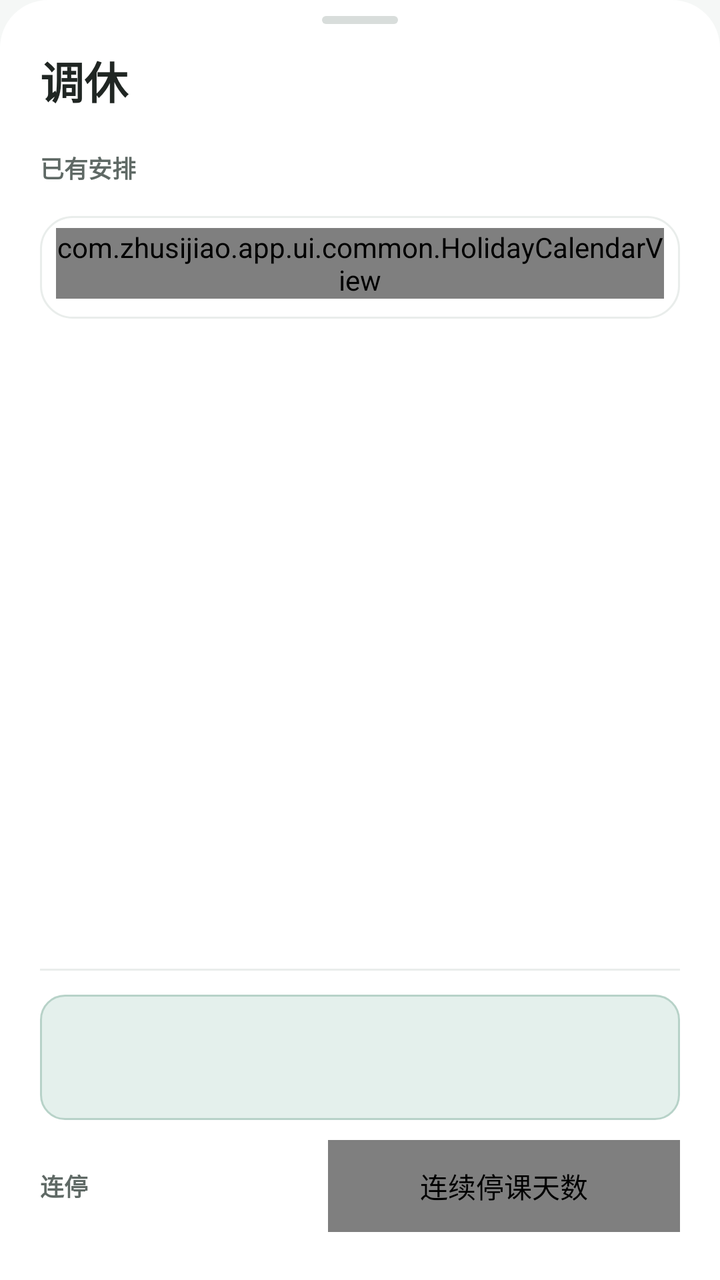
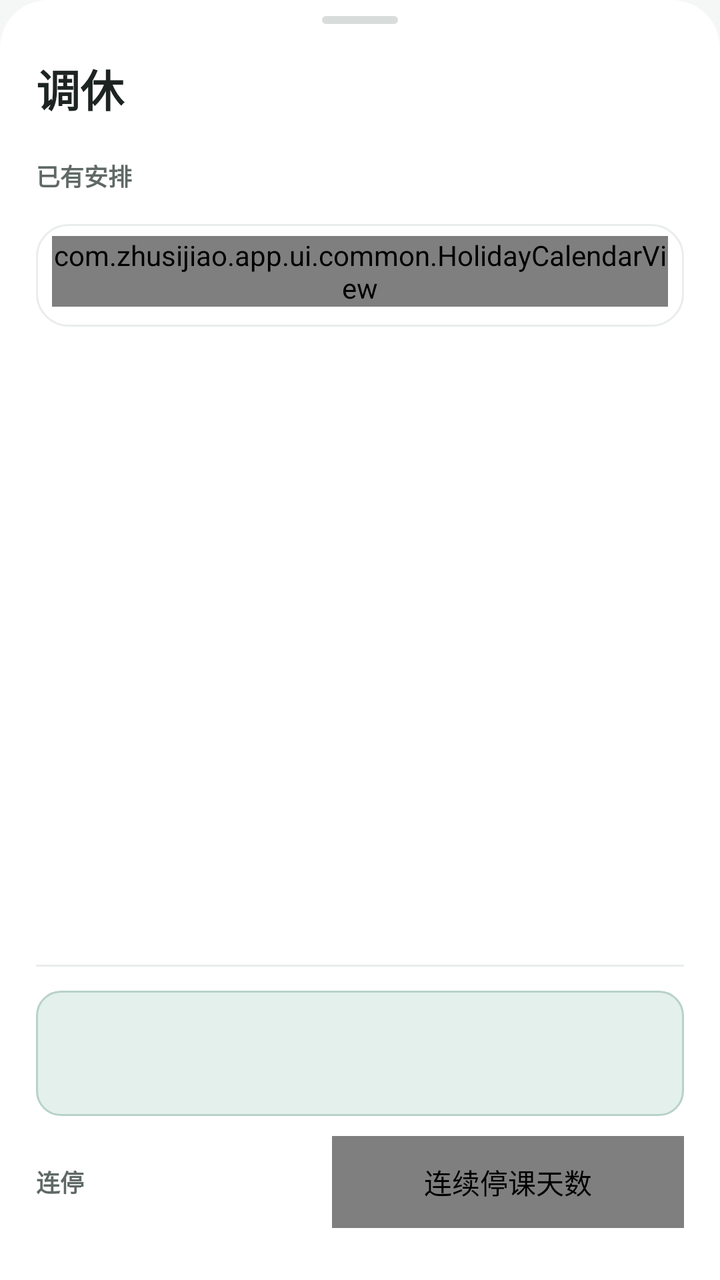

Before-and-after screenshots of an Android layout around one commit, followed by the original layout XML and the change that was made.
<!-- AndroidManifest.xml: application theme Theme.Zhusijiao -->
<!-- res/layout/dialog_holiday.xml -->
<?xml version="1.0" encoding="utf-8"?>
<LinearLayout xmlns:android="http://schemas.android.com/apk/res/android"
    android:layout_width="match_parent"
    android:layout_height="match_parent"
    android:background="@drawable/bg_sheet"
    android:orientation="vertical"
    android:paddingStart="20dp"
    android:paddingTop="8dp"
    android:paddingEnd="20dp"
    android:paddingBottom="14dp">

    <View
        android:layout_width="38dp"
        android:layout_height="4dp"
        android:layout_gravity="center_horizontal"
        android:layout_marginBottom="12dp"
        android:background="@drawable/bg_sheet_handle" />

    <TextView
        android:id="@+id/holidayTitle"
        android:layout_width="match_parent"
        android:layout_height="wrap_content"
        android:includeFontPadding="false"
        android:text="@string/holiday_title"
        android:textColor="@color/heading_ink"
        android:textSize="@dimen/text_display"
        android:textStyle="bold" />

    
    <TextView
        android:id="@+id/holidayWeekNotice"
        android:layout_width="match_parent"
        android:layout_height="wrap_content"
        android:layout_marginTop="8dp"
        android:background="@drawable/bg_error_note"
        android:lineSpacingExtra="2dp"
        android:padding="10dp"
        android:textColor="@color/sub_6c"
        android:textSize="@dimen/text_hint"
        android:visibility="gone" />

    
    <LinearLayout
        android:id="@+id/holidaySummaryRow"
        android:layout_width="match_parent"
        android:layout_height="40dp"
        android:layout_marginTop="8dp"
        android:background="@drawable/bg_menu_row"
        android:clickable="true"
        android:focusable="true"
        android:gravity="center_vertical"
        android:orientation="horizontal">

        <TextView
            android:id="@+id/holidayListLabel"
            android:layout_width="0dp"
            android:layout_height="wrap_content"
            android:layout_weight="1"
            android:text="@string/holiday_list_label"
            android:textColor="@color/field_label"
            android:textSize="@dimen/text_hint"
            android:textStyle="bold" />

        <TextView
            android:id="@+id/holidayExpand"
            android:layout_width="wrap_content"
            android:layout_height="wrap_content"
            android:textColor="@color/accent_strong"
            android:textSize="@dimen/text_small"
            android:textStyle="bold" />
    </LinearLayout>

    <androidx.core.widget.NestedScrollView
        android:id="@+id/holidayScroll"
        android:layout_width="match_parent"
        android:layout_height="0dp"
        android:layout_weight="1"
        android:overScrollMode="never"
        android:scrollbars="none">

        <LinearLayout
            android:layout_width="match_parent"
            android:layout_height="wrap_content"
            android:orientation="vertical">

            <LinearLayout
                android:id="@+id/holidayList"
                android:layout_width="match_parent"
                android:layout_height="wrap_content"
                android:layout_marginBottom="4dp"
                android:orientation="vertical" />

            <LinearLayout
                android:id="@+id/holidayCalendarCard"
                android:layout_width="match_parent"
                android:layout_height="wrap_content"
                android:background="@drawable/bg_card"
                android:orientation="vertical"
                android:paddingStart="8dp"
                android:paddingTop="6dp"
                android:paddingEnd="8dp"
                android:paddingBottom="10dp">

                <com.zhusijiao.app.ui.common.HolidayCalendarView
                    android:id="@+id/holidayCalendar"
                    android:layout_width="match_parent"
                    android:layout_height="wrap_content" />
            </LinearLayout>
        </LinearLayout>
    </androidx.core.widget.NestedScrollView>

    <View
        android:layout_width="match_parent"
        android:layout_height="1dp"
        android:layout_marginTop="12dp"
        android:background="@color/line" />

    
    <LinearLayout
        android:id="@+id/holidayEditor"
        android:layout_width="match_parent"
        android:layout_height="wrap_content"
        android:orientation="vertical">

        <LinearLayout
            android:id="@+id/holidaySelectedCard"
            android:layout_width="match_parent"
            android:layout_height="wrap_content"
            android:layout_marginTop="12dp"
            android:background="@drawable/bg_reschedule_summary"
            android:orientation="vertical">

            <TextView
                android:id="@+id/holidaySelectedTitle"
                android:layout_width="match_parent"
                android:layout_height="wrap_content"
                android:includeFontPadding="false"
                android:textColor="@color/heading_ink"
                android:textSize="@dimen/text_subtitle"
                android:textStyle="bold" />

            <TextView
                android:id="@+id/holidaySelectedDetail"
                android:layout_width="match_parent"
                android:layout_height="wrap_content"
                android:layout_marginTop="4dp"
                android:textColor="@color/sub_68"
                android:textSize="@dimen/text_small" />
        </LinearLayout>

        <LinearLayout
            android:id="@+id/holidayDurationRow"
            android:layout_width="match_parent"
            android:layout_height="wrap_content"
            android:layout_marginTop="10dp"
            android:gravity="center_vertical"
            android:orientation="horizontal">

            <TextView
                android:layout_width="0dp"
                android:layout_height="wrap_content"
                android:layout_weight="1"
                android:text="@string/holiday_duration_label"
                android:textColor="@color/field_label"
                android:textSize="@dimen/text_hint"
                android:textStyle="bold" />

            <com.zhusijiao.app.ui.common.StepperFieldView
                android:id="@+id/holidayDays"
                android:layout_width="176dp"
                android:layout_height="46dp"
                android:contentDescription="@string/holiday_days_label" />
        </LinearLayout>

        <LinearLayout
            android:id="@+id/holidayActions"
            android:layout_width="match_parent"
            android:layout_height="wrap_content"
            android:layout_marginTop="10dp"
            android:orientation="vertical" />
    </LinearLayout>

    <TextView
        android:id="@+id/holidayReadOnly"
        android:layout_width="match_parent"
        android:layout_height="wrap_content"
        android:layout_marginTop="12dp"
        android:background="@color/tt_section_bg"
        android:padding="11dp"
        android:text="@string/detail_read_only_hint"
        android:textColor="@color/sub_8a"
        android:textSize="@dimen/text_small"
        android:visibility="gone" />
</LinearLayout>
<!-- resources referenced by this layout -->
<resources>
  <color name="accent_strong">#287760</color>
  <color name="field_label">@color/text_secondary</color>
  <color name="heading_ink">#202623</color>
  <color name="line">#e9edeb</color>
  <color name="sub_68">@color/text_secondary</color>
  <color name="sub_6c">@color/text_secondary</color>
  <color name="sub_8a">@color/text_tertiary</color>
  <color name="tt_section_bg">#fbfcfb</color>
  <dimen name="text_display">22sp</dimen>
  <dimen name="text_hint">12sp</dimen>
  <dimen name="text_small">13sp</dimen>
  <dimen name="text_subtitle">16sp</dimen>
  <!-- drawable bg_sheet_handle (drawable) -->
  <?xml version="1.0" encoding="utf-8"?>
  
  <shape xmlns:android="http://schemas.android.com/apk/res/android" android:shape="rectangle">
      <solid android:color="@color/sheet_handle" />
      <corners android:radius="4dp" />
  </shape>
  <string name="detail_read_only_hint">仅发布者可修改</string>
  <string name="holiday_days_label">连续停课天数</string>
  <string name="holiday_duration_label">连停</string>
  <string name="holiday_list_label">已有安排</string>
  <string name="holiday_title">调休</string>
  <style name="Theme.Zhusijiao" parent="Theme.AppCompat.Light.NoActionBar">
          <item name="colorPrimary">@color/accent</item>
          <item name="colorPrimaryDark">@color/accent</item>
          <item name="colorAccent">@color/accent</item>
          <item name="colorControlActivated">@color/accent</item>
          <item name="android:textColorPrimary">@color/ink</item>
          <item name="android:textColorSecondary">@color/muted</item>
          <item name="android:windowBackground">@color/background</item>
          <item name="android:statusBarColor">@color/background</item>
          <item name="android:navigationBarColor">@color/surface</item>
          <item name="android:windowLightStatusBar" tools:targetApi="m">true</item>
          <item name="android:windowLightNavigationBar" tools:targetApi="o_mr1">true</item>
          <item name="android:alertDialogTheme">@style/Theme.Zhusijiao.Dialog</item>
          <item name="alertDialogTheme">@style/Theme.Zhusijiao.Dialog</item>
      </style>
  <color name="text_secondary">#5f6965</color>
  <color name="text_tertiary">#8a9490</color>
  <color name="surface">#ffffff</color>
  <dimen name="card_radius_lg">@dimen/radius_lg</dimen>
  <color name="error_bg">#fdf2f1</color>
  <dimen name="radius_md">12dp</dimen>
  <color name="hover_bg">#f2f5f4</color>
  <color name="accent_soft">#e4f0ec</color>
  <color name="card_border_active">#b7d2c8</color>
  <dimen name="radius_xl">24dp</dimen>
  <color name="sheet_handle">#d8dddb</color>
  <color name="accent">#2f7d68</color>
  <color name="ink">#202725</color>
  <color name="muted">#7d8783</color>
  <color name="background">#f5f7f6</color>
  <style name="Theme.Zhusijiao.Dialog" parent="Theme.AppCompat.Light.Dialog.Alert">
          <item name="colorAccent">@color/accent</item>
          <item name="android:textColorPrimary">@color/ink</item>
          <item name="buttonBarPositiveButtonStyle">@style/DialogButton</item>
          <item name="buttonBarNegativeButtonStyle">@style/DialogButton</item>
          <item name="buttonBarNeutralButtonStyle">@style/DialogButton</item>
      </style>
  <dimen name="radius_lg">16dp</dimen>
  <style name="DialogButton" parent="Widget.AppCompat.Button.ButtonBar.AlertDialog">
          <item name="android:textColor">@color/accent</item>
          <item name="android:textStyle">bold</item>
      </style>
  <!-- unchanged entries left out for length: 5 -->
</resources>

<!-- the commit's change to res/layout/dialog_holiday.xml (unified diff, before → after) -->
@@ -4,17 +4,9 @@
     android:layout_height="match_parent"
     android:background="@drawable/bg_sheet"
     android:orientation="vertical"
-    android:paddingStart="20dp"
-    android:paddingTop="8dp"
-    android:paddingEnd="20dp"
-    android:paddingBottom="14dp">
+    style="@style/SheetRoot">
 
-    <View
-        android:layout_width="38dp"
-        android:layout_height="4dp"
-        android:layout_gravity="center_horizontal"
-        android:layout_marginBottom="12dp"
-        android:background="@drawable/bg_sheet_handle" />
+    <View style="@style/SheetHandle" />
 
     <TextView
         android:id="@+id/holidayTitle"
@@ -22,7 +14,7 @@
         android:layout_height="wrap_content"
         android:includeFontPadding="false"
         android:text="@string/holiday_title"
-        android:textColor="@color/heading_ink"
+        android:textColor="@color/text_primary"
         android:textSize="@dimen/text_display"
         android:textStyle="bold" />
 
@@ -35,7 +27,7 @@
         android:background="@drawable/bg_error_note"
         android:lineSpacingExtra="2dp"
         android:padding="10dp"
-        android:textColor="@color/sub_6c"
+        android:textColor="@color/text_secondary"
         android:textSize="@dimen/text_hint"
         android:visibility="gone" />
 
@@ -57,7 +49,7 @@
             android:layout_height="wrap_content"
             android:layout_weight="1"
             android:text="@string/holiday_list_label"
-            android:textColor="@color/field_label"
+            android:textColor="@color/text_secondary"
             android:textSize="@dimen/text_hint"
             android:textStyle="bold" />
 
@@ -135,7 +127,7 @@
                 android:layout_width="match_parent"
                 android:layout_height="wrap_content"
                 android:includeFontPadding="false"
-                android:textColor="@color/heading_ink"
+                android:textColor="@color/text_primary"
                 android:textSize="@dimen/text_subtitle"
                 android:textStyle="bold" />
 
@@ -144,7 +136,7 @@
                 android:layout_width="match_parent"
                 android:layout_height="wrap_content"
                 android:layout_marginTop="4dp"
-                android:textColor="@color/sub_68"
+                android:textColor="@color/text_secondary"
                 android:textSize="@dimen/text_small" />
         </LinearLayout>
 
@@ -161,7 +153,7 @@
                 android:layout_height="wrap_content"
                 android:layout_weight="1"
                 android:text="@string/holiday_duration_label"
-                android:textColor="@color/field_label"
+                android:textColor="@color/text_secondary"
                 android:textSize="@dimen/text_hint"
                 android:textStyle="bold" />
 
@@ -188,7 +180,7 @@
         android:background="@color/tt_section_bg"
         android:padding="11dp"
         android:text="@string/detail_read_only_hint"
-        android:textColor="@color/sub_8a"
+        android:textColor="@color/text_tertiary"
         android:textSize="@dimen/text_small"
         android:visibility="gone" />
 </LinearLayout>
<!-- resource entries referenced after the edit -->
@@ -1,12 +1,8 @@
 <!-- resources referenced by this layout -->
 <resources>
   <color name="accent_strong">#287760</color>
-  <color name="field_label">@color/text_secondary</color>
-  <color name="heading_ink">#202623</color>
   <color name="line">#e9edeb</color>
-  <color name="sub_68">@color/text_secondary</color>
-  <color name="sub_6c">@color/text_secondary</color>
-  <color name="sub_8a">@color/text_tertiary</color>
+  <color name="text_primary">#1d2421</color>
   <color name="tt_section_bg">#fbfcfb</color>
   <dimen name="text_display">22sp</dimen>
   <dimen name="text_hint">12sp</dimen>
@@ -24,13 +20,26 @@
   <string name="holiday_duration_label">连停</string>
   <string name="holiday_list_label">已有安排</string>
   <string name="holiday_title">调休</string>
+  <style name="SheetHandle">
+          <item name="android:layout_width">38dp</item>
+          <item name="android:layout_height">4dp</item>
+          <item name="android:layout_gravity">center_horizontal</item>
+          <item name="android:layout_marginBottom">16dp</item>
+          <item name="android:background">@drawable/bg_sheet_handle</item>
+      </style>
+  <style name="SheetRoot">
+          <item name="android:paddingStart">18dp</item>
+          <item name="android:paddingTop">8dp</item>
+          <item name="android:paddingEnd">18dp</item>
+          <item name="android:paddingBottom">16dp</item>
+      </style>
   <style name="Theme.Zhusijiao" parent="Theme.AppCompat.Light.NoActionBar">
           <item name="colorPrimary">@color/accent</item>
           <item name="colorPrimaryDark">@color/accent</item>
           <item name="colorAccent">@color/accent</item>
           <item name="colorControlActivated">@color/accent</item>
-          <item name="android:textColorPrimary">@color/ink</item>
-          <item name="android:textColorSecondary">@color/muted</item>
+          <item name="android:textColorPrimary">@color/text_primary</item>
+          <item name="android:textColorSecondary">@color/text_secondary</item>
           <item name="android:windowBackground">@color/background</item>
           <item name="android:statusBarColor">@color/background</item>
           <item name="android:navigationBarColor">@color/surface</item>
@@ -51,12 +60,10 @@
   <dimen name="radius_xl">24dp</dimen>
   <color name="sheet_handle">#d8dddb</color>
   <color name="accent">#2f7d68</color>
-  <color name="ink">#202725</color>
-  <color name="muted">#7d8783</color>
   <color name="background">#f5f7f6</color>
   <style name="Theme.Zhusijiao.Dialog" parent="Theme.AppCompat.Light.Dialog.Alert">
           <item name="colorAccent">@color/accent</item>
-          <item name="android:textColorPrimary">@color/ink</item>
+          <item name="android:textColorPrimary">@color/text_primary</item>
           <item name="buttonBarPositiveButtonStyle">@style/DialogButton</item>
           <item name="buttonBarNegativeButtonStyle">@style/DialogButton</item>
           <item name="buttonBarNeutralButtonStyle">@style/DialogButton</item>
